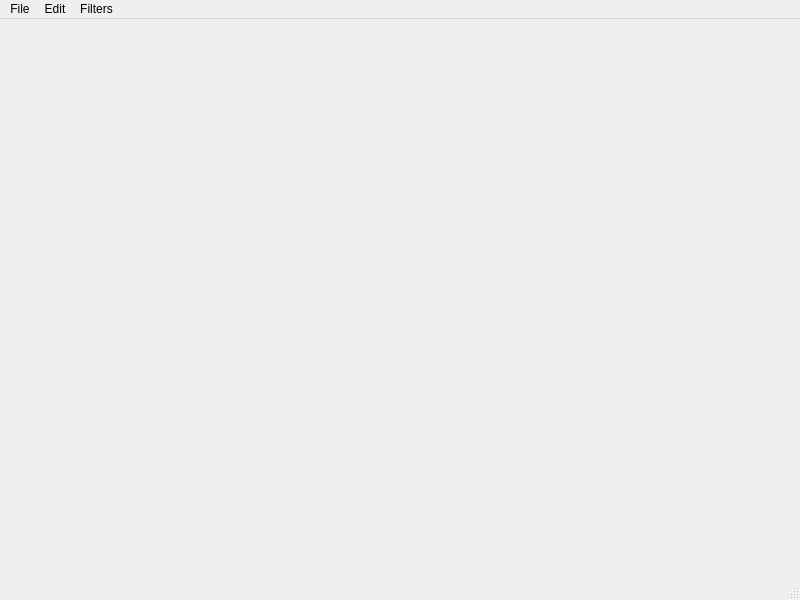
The window that mainwindow.ui (6Danio6/QtIMP) describes before a commit, drawn with Qt 5.
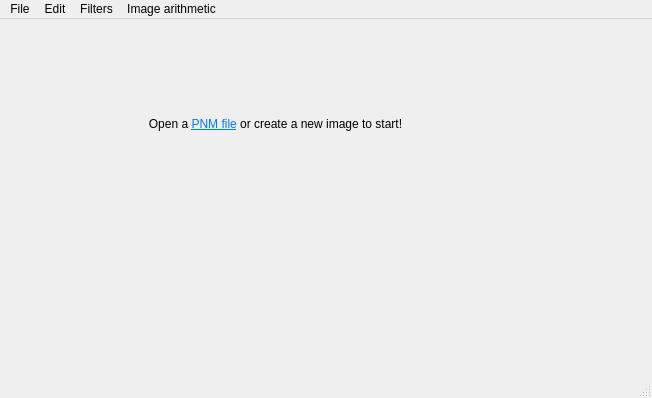
The same window after the commit.

Commit message: add image display, some filters, some gui

Diff of the .ui file:
```diff
--- a/mainwindow.ui
+++ b/mainwindow.ui
@@ -6,21 +6,56 @@
    <rect>
     <x>0</x>
     <y>0</y>
-    <width>800</width>
-    <height>600</height>
+    <width>652</width>
+    <height>398</height>
    </rect>
   </property>
+  <property name="sizePolicy">
+   <sizepolicy hsizetype="Maximum" vsizetype="Maximum">
+    <horstretch>0</horstretch>
+    <verstretch>0</verstretch>
+   </sizepolicy>
+  </property>
   <property name="windowTitle">
    <string>MainWindow</string>
   </property>
-  <widget class="QWidget" name="centralwidget"/>
+  <widget class="QWidget" name="centralWidget">
+   <property name="sizePolicy">
+    <sizepolicy hsizetype="Maximum" vsizetype="Maximum">
+     <horstretch>1</horstretch>
+     <verstretch>1</verstretch>
+    </sizepolicy>
+   </property>
+   <widget class="QLabel" name="imageDisplay">
+    <property name="geometry">
+     <rect>
+      <x>20</x>
+      <y>10</y>
+      <width>511</width>
+      <height>191</height>
+     </rect>
+    </property>
+    <property name="sizePolicy">
+     <sizepolicy hsizetype="Maximum" vsizetype="Maximum">
+      <horstretch>0</horstretch>
+      <verstretch>0</verstretch>
+     </sizepolicy>
+    </property>
+    <property name="text">
+     <string>&lt;html&gt;&lt;head/&gt;&lt;body&gt;&lt;p&gt;Open a &lt;a href=&quot;https://en.wikipedia.org/wiki/Netpbm&quot;&gt;&lt;span style=&quot; text-decoration: underline; color:#007af4;&quot;&gt;PNM file&lt;/span&gt;&lt;/a&gt; or create a new image to start!&lt;/p&gt;&lt;/body&gt;&lt;/html&gt;</string>
+    </property>
+    <property name="alignment">
+     <set>Qt::AlignmentFlag::AlignCenter</set>
+    </property>
+   </widget>
+  </widget>
   <widget class="QStatusBar" name="statusbar"/>
   <widget class="QMenuBar" name="menubar">
    <property name="geometry">
     <rect>
      <x>0</x>
      <y>0</y>
-     <width>800</width>
+     <width>652</width>
      <height>22</height>
     </rect>
    </property>
@@ -41,10 +76,24 @@
     <property name="title">
      <string>Filters</string>
     </property>
+    <addaction name="actionDesaturation"/>
+    <addaction name="actionBrightness"/>
+    <addaction name="actionContrast"/>
+    <addaction name="actionSaturation"/>
+    <addaction name="actionInvert"/>
+   </widget>
+   <widget class="QMenu" name="menuPixel_arithmetic">
+    <property name="title">
+     <string>Image arithmetic</string>
+    </property>
+    <addaction name="actionAddition"/>
+    <addaction name="actionSubtraction"/>
+    <addaction name="actionMultiplication"/>
    </widget>
    <addaction name="menuFile"/>
    <addaction name="menuEdit"/>
    <addaction name="menuFilters"/>
+   <addaction name="menuPixel_arithmetic"/>
   </widget>
   <action name="actionNew">
    <property name="text">
```
Left out of the diff: 49 changed lines with no effect on the pictures. The commit also changes 13 other files.
